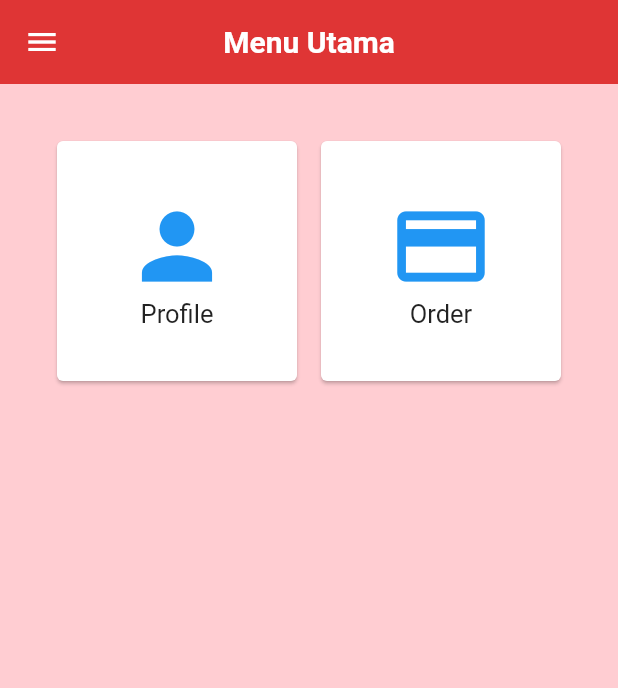
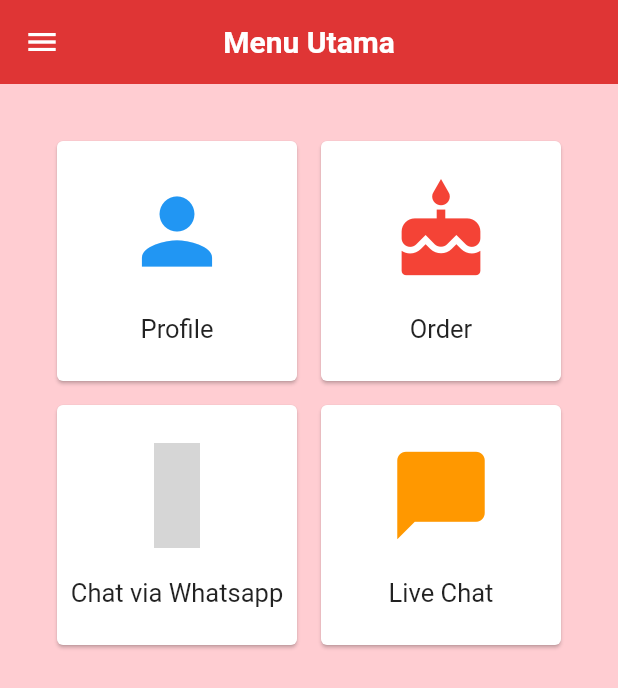
Before and after one commit to Farizan-Sidqi/tokokueku_flutter, a Flutter app: the MenuUtama screen opened directly, on a phone screen of 412 x 824 dp. Shown: the top 688 px of the screen. Run offline on Flutter 3.47's test engine with Material 2 defaults, Android fonts, the phone set to English and light mode, and no system bars; our stand-ins replace awesome_dialog, badges, cached_network_image, file_picker, shared_preferences, webview_flutter; missing offline and left inert: flutter_tawk; accounts and stored records are empty; network calls fail; statements that could not run were skipped; grey boxes are pictures that could not be loaded.

Commit message:
adding live chat and payment gateway

```diff
--- a/lib/main.dart
+++ b/lib/main.dart
@@ -1,6 +1,5 @@
 import 'package:flutter/material.dart';
-//import 'package:tokokue/screens/home_screen.dart';
-//import 'package:tokokue/screens/register_screen.dart';
+import 'package:tokokueku/screens/bayar.dart';
 import 'package:tokokueku/screens/splashScreen.dart';
 
 void main() {
@@ -16,6 +15,7 @@ class MyApp extends StatelessWidget {
       debugShowCheckedModeBanner: false,
       home: SplashScreen(),
       //home: HomeScreen()
+      // home: Pembayaran(orderId: "32"),
     );
   }
 }
--- a/lib/screens/dana.dart
+++ b/lib/screens/dana.dart
@@ -1,5 +1,4 @@
 import 'package:flutter/material.dart';
-
 
 class dana extends StatelessWidget {
   const dana({Key? key}) : super(key: key);
@@ -13,7 +12,7 @@ class dana extends StatelessWidget {
         appBar: AppBar(
           title: const Text('Dana'),
         ),
-        body: new Container(
+        body: Container(
           color: Colors.grey[200],
           child: new Image.asset('images/dana.PNG'),
           alignment: Alignment.center,
--- a/lib/screens/menu_utama.dart
+++ b/lib/screens/menu_utama.dart
@@ -5,6 +5,7 @@ import 'dart:convert';
 
 import 'package:flutter/material.dart';
 import 'package:shared_preferences/shared_preferences.dart';
+import 'package:tokokueku/screens/live_chat.dart';
 //import 'package:shared_preferences/shared_preferences.dart';
 import 'package:tokokueku/screens/login_screen.dart';
 import 'package:tokokueku/screens/home_screen.dart';
@@ -40,7 +41,7 @@ class MenuUtamaState extends State<MenuUtama> {
     var id = pref.getString("id_user");
     var accessToken = pref.getString("token");
     final result = await http
-        .get(Uri.parse("https://farizan.my.id/api/get-profile/$id"), headers: {
+        .get(Uri.parse("http://103.187.147.121/api/get-profile/$id"), headers: {
       'Content-Type': 'application/json;charset=UTF-8',
       'Charset': 'utf-8'
     });
@@ -52,15 +53,14 @@ class MenuUtamaState extends State<MenuUtama> {
         _email = dataDecode['email'];
         _no_wa = dataDecode['no_wa'];
         //_avatar = "https://farizan.my.id/user_foto/" + dataDecode["foto"];
-
       });
 
       final imageResponse = await http.get(
-          Uri.parse("https://farizan.my.id/user_foto/" + dataDecode["foto"]));
+          Uri.parse("http://103.187.147.121/user_foto/" + dataDecode["foto"]));
 
       if (imageResponse.statusCode == 200) {
         setState(() {
-          _avatar = "https://farizan.my.id/user_foto/" + dataDecode["foto"];
+          _avatar = "http://103.187.147.121/user_foto/" + dataDecode["foto"];
         });
       }
     }
@@ -116,8 +116,7 @@ class MenuUtamaState extends State<MenuUtama> {
                 ),
                 accountEmail: Text(_email.toString()),
                 currentAccountPicture: CircleAvatar(
-                  backgroundImage: NetworkImage(
-                      _avatar),
+                  backgroundImage: NetworkImage(_avatar),
                 ),
                 decoration: BoxDecoration(color: Colors.red[400]),
               ),
@@ -131,18 +130,6 @@ class MenuUtamaState extends State<MenuUtama> {
                   //_launchWhatsapp();
                   Navigator.push(context,
                       MaterialPageRoute(builder: (context) => const Profile()));
-                },
-              ),
-              ListTile(
-                leading: Icon(
-                  Icons.money,
-                  color: Colors.blue.shade400,
-                ),
-                title: const Text("Dana"),
-                onTap: () {
-                  //_launchWhatsapp();
-                  Navigator.push(context,
-                      MaterialPageRoute(builder: (context) => const dana()));
                 },
               ),
               ListTile(
@@ -175,7 +162,8 @@ class MenuUtamaState extends State<MenuUtama> {
                   Navigator.pushAndRemoveUntil(
                       context,
                       MaterialPageRoute(
-                          builder: (BuildContext context) => const LoginScreen()),
+                          builder: (BuildContext context) =>
+                              const LoginScreen()),
                       ModalRoute.withName('/'));
                 },
               )
@@ -205,7 +193,10 @@ class MenuUtamaState extends State<MenuUtama> {
                     child: Column(
                       mainAxisSize: MainAxisSize.min,
                       children: const <Widget>[
-                        Icon(Icons.person, color:  Colors.blue, size: 70.0),
+                        Icon(Icons.person, color: Colors.blue, size: 70.0),
+                        SizedBox(
+                          height: 20,
+                        ),
                         Text(
                           "Profile",
                           style: TextStyle(fontSize: 17.0),
@@ -220,8 +211,10 @@ class MenuUtamaState extends State<MenuUtama> {
                 child: InkWell(
                   // onTap: () {},
                   onTap: () {
-                    Navigator.push(context,
-                        MaterialPageRoute(builder: (context) => const HomeScreen()));
+                    Navigator.push(
+                        context,
+                        MaterialPageRoute(
+                            builder: (context) => const HomeScreen()));
                   },
 
                   splashColor: Colors.green,
@@ -229,7 +222,10 @@ class MenuUtamaState extends State<MenuUtama> {
                     child: Column(
                       mainAxisSize: MainAxisSize.min,
                       children: const <Widget>[
-                        Icon(Icons.payment, color: Colors.blue, size: 70.0),
+                        Icon(Icons.cake, color: Colors.red, size: 70.0),
+                        SizedBox(
+                          height: 20,
+                        ),
                         Text(
                           "Order",
                           style: TextStyle(fontSize: 17.0),
@@ -239,29 +235,60 @@ class MenuUtamaState extends State<MenuUtama> {
                   ),
                 ),
               ),
-              // Card(
-              //   margin: const EdgeInsets.all(8.0),
-              //   child: InkWell(
-              //     // onTap: () {},
-              //     onTap: () {
-              //       _launchWhatsapp();
-              //     },
-              //
-              //     splashColor: Colors.green,
-              //     child: Center(
-              //       child: Column(
-              //         mainAxisSize: MainAxisSize.min,
-              //         children: const <Widget>[
-              //           Icon(Icons.payment, color: Colors.blue, size: 70.0),
-              //           Text(
-              //             "WhatApps",
-              //             style: TextStyle(fontSize: 17.0),
-              //           ),
-              //         ],
-              //       ),
-              //     ),
-              //   ),
-              // ),
+              Card(
+                margin: const EdgeInsets.all(8.0),
+                child: InkWell(
+                  // onTap: () {},
+                  onTap: () {
+                    _launchWhatsapp();
+                  },
+                  splashColor: Colors.green,
+                  child: Center(
+                    child: Column(
+                      mainAxisSize: MainAxisSize.min,
+                      children: const <Widget>[
+                        Icon(Icons.whatsapp, color: Colors.green, size: 70.0),
+                        SizedBox(
+                          height: 20,
+                        ),
+                        Text(
+                          "Chat via Whatsapp",
+                          style: TextStyle(fontSize: 17.0),
+                        ),
+                      ],
+                    ),
+                  ),
+                ),
+              ),
+              Card(
+                margin: const EdgeInsets.all(8.0),
+                child: InkWell(
+                  // onTap: () {},
+                  onTap: () {
+                    Navigator.push(
+                        context,
+                        MaterialPageRoute(
+                            builder: (context) => const LiveChat()));
+                  },
+                  splashColor: Colors.green,
+                  child: Center(
+                    child: Column(
+                      mainAxisSize: MainAxisSize.min,
+                      children: const <Widget>[
+                        Icon(Icons.chat_bubble,
+                            color: Colors.orange, size: 70.0),
+                        SizedBox(
+                          height: 20,
+                        ),
+                        Text(
+                          "Live Chat",
+                          style: TextStyle(fontSize: 17.0),
+                        ),
+                      ],
+                    ),
+                  ),
+                ),
+              ),
             ],
           ),
         ));
--- a/lib/services/globals.dart
+++ b/lib/services/globals.dart
@@ -1,7 +1,8 @@
 import 'package:flutter/cupertino.dart';
 import 'package:flutter/material.dart';
 
-const String baseURL = "https://farizan.my.id/api/"; //emulator localhost http://localhost:8000/api/
+const String baseURL =
+    "http://103.187.147.121/api/"; //emulator localhost http://localhost:8000/api/
 const Map<String, String> headers = {"Content-Type": "application/json"};
 
 errorSnackBar(BuildContext context, String text) {
--- a/pubspec.yaml
+++ b/pubspec.yaml
@@ -44,6 +44,8 @@ dependencies:
   intl: ^0.17.0
   cached_network_image: ^3.2.1
   file_picker: ^4.3.3
+  webview_flutter: ^3.0.3
+  flutter_tawk: ^0.1.0
 
 dev_dependencies:
   flutter_test:
```
Also changed, not shown: lib/screens/bayar.dart (added, +63 -0 lines), lib/screens/home_screen.dart (+8 -15 lines), lib/screens/live_chat.dart (added, +77 -0 lines), lib/screens/login_screen.dart (+6 -11 lines), lib/screens/order_screen.dart (+38 -25 lines), lib/screens/produk_screen.dart (+4 -3 lines), lib/screens/profile.dart (+9 -9 lines), pubspec.lock, 10 other files.
